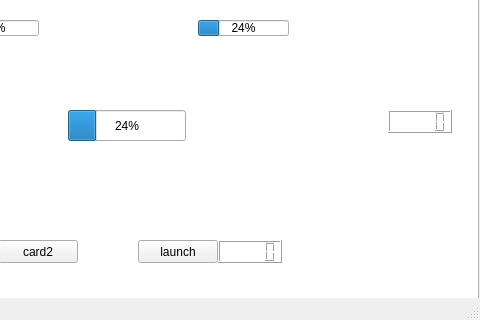
First picture: the form in gamewindow.ui, repository E24054180/project2, before the edit; both pictures show x 232 to 712 and y 570 to 890 of the 712 by 890 pixel window.
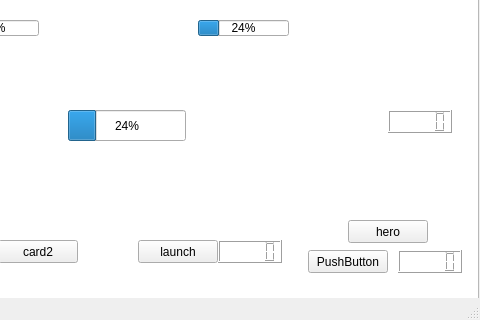
Second picture: the form after the edit.

```diff
--- a/gamewindow.ui
+++ b/gamewindow.ui
@@ -181,6 +181,42 @@
      </rect>
     </property>
    </widget>
+   <widget class="QPushButton" name="hero_put">
+    <property name="geometry">
+     <rect>
+      <x>580</x>
+      <y>790</y>
+      <width>80</width>
+      <height>23</height>
+     </rect>
+    </property>
+    <property name="text">
+     <string>hero</string>
+    </property>
+   </widget>
+   <widget class="QLCDNumber" name="lcdNumber">
+    <property name="geometry">
+     <rect>
+      <x>630</x>
+      <y>820</y>
+      <width>64</width>
+      <height>23</height>
+     </rect>
+    </property>
+   </widget>
+   <widget class="QPushButton" name="pushButton_2">
+    <property name="geometry">
+     <rect>
+      <x>540</x>
+      <y>820</y>
+      <width>80</width>
+      <height>23</height>
+     </rect>
+    </property>
+    <property name="text">
+     <string>PushButton</string>
+    </property>
+   </widget>
   </widget>
   <widget class="QMenuBar" name="menubar">
    <property name="geometry">
```
